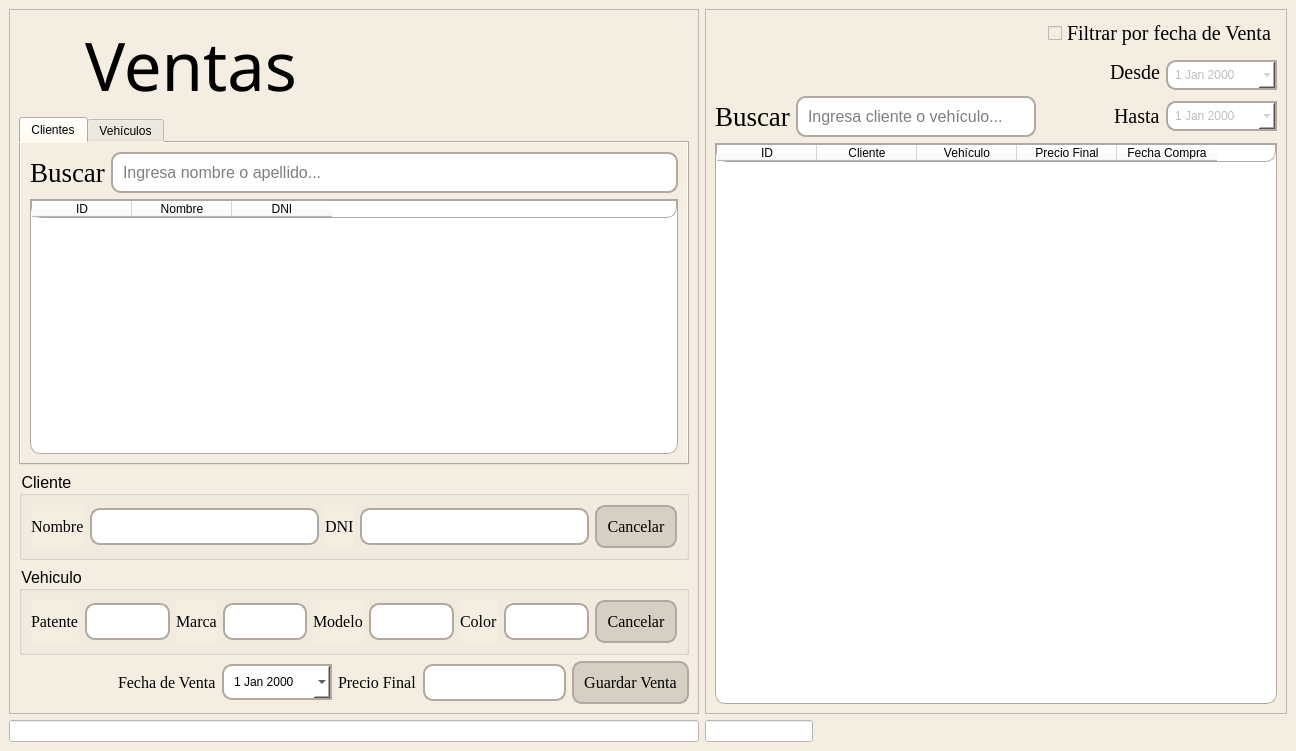
GabrielTrejo1/Prueba, file src/gui/ventas.ui: the form before one commit.
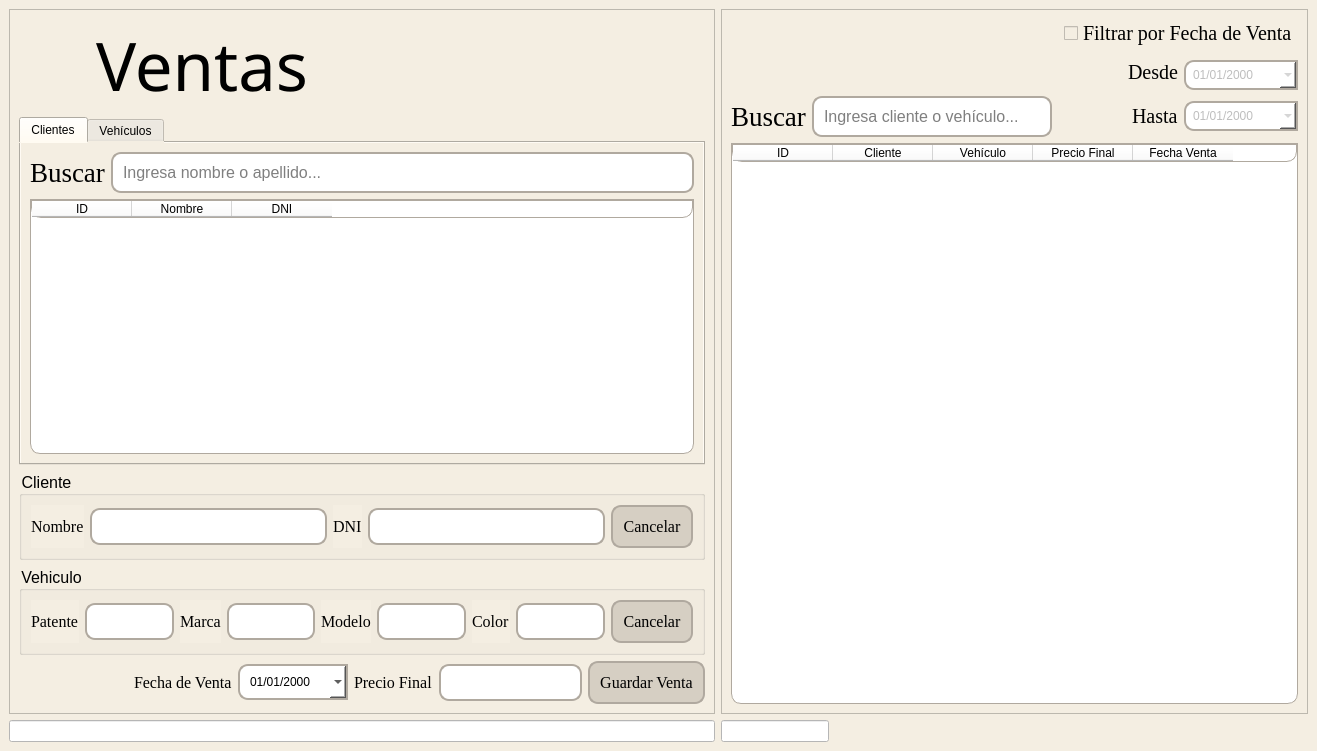
The form after the commit. Icons and pictures are not drawn.

Patch:
```diff
--- a/src/gui/ventas.ui
+++ b/src/gui/ventas.ui
@@ -6,7 +6,7 @@
    <rect>
     <x>0</x>
     <y>0</y>
-    <width>1296</width>
+    <width>1317</width>
     <height>751</height>
    </rect>
   </property>
@@ -90,6 +90,9 @@
 		border:1px solid #b0a99f
     }</string>
          </property>
+         <property name="displayFormat">
+          <string>dd/MM/yyyy</string>
+         </property>
          <property name="calendarPopup">
           <bool>true</bool>
          </property>
@@ -775,7 +778,7 @@
          </column>
          <column>
           <property name="text">
-           <string>Fecha Compra</string>
+           <string>Fecha Venta</string>
           </property>
          </column>
         </widget>
@@ -789,7 +792,7 @@
           </font>
          </property>
          <property name="text">
-          <string>Filtrar por fecha de Venta</string>
+          <string>Filtrar por Fecha de Venta</string>
          </property>
         </widget>
        </item>
@@ -846,6 +849,9 @@
 		border:1px solid #b0a99f
     }</string>
          </property>
+         <property name="displayFormat">
+          <string>dd/MM/yyyy</string>
+         </property>
          <property name="calendarPopup">
           <bool>true</bool>
          </property>
@@ -897,6 +903,9 @@
 		border:1px solid #b0a99f
     }</string>
          </property>
+         <property name="displayFormat">
+          <string>dd/MM/yyyy</string>
+         </property>
          <property name="calendarPopup">
           <bool>true</bool>
          </property>
```
Left out of the diff: 8 changed lines with no effect on the pictures.
